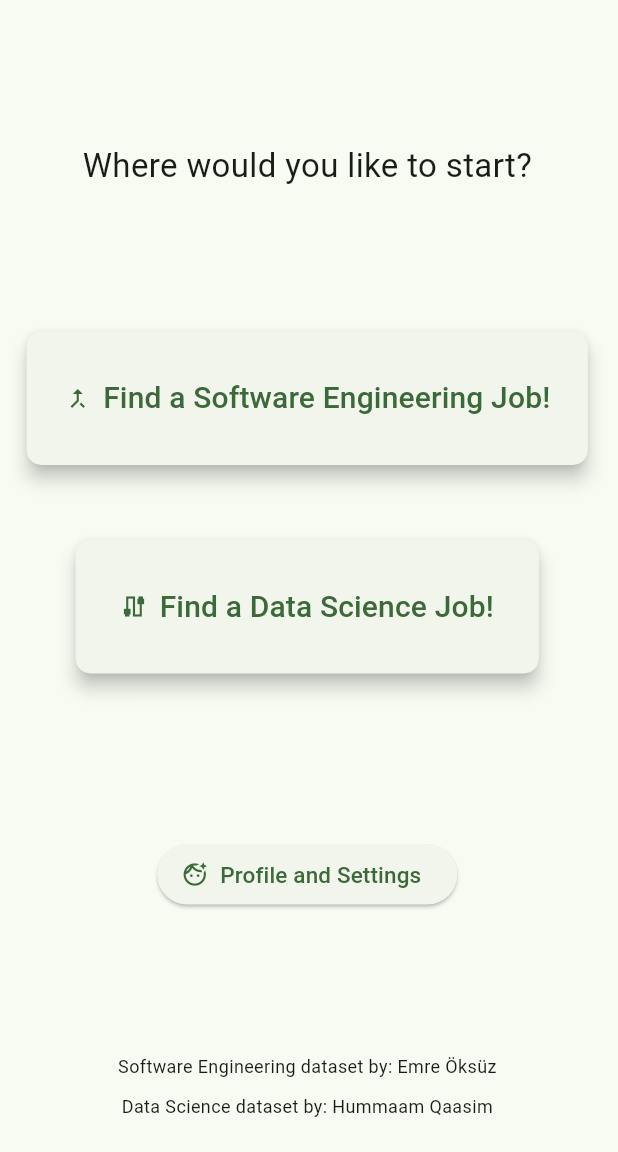
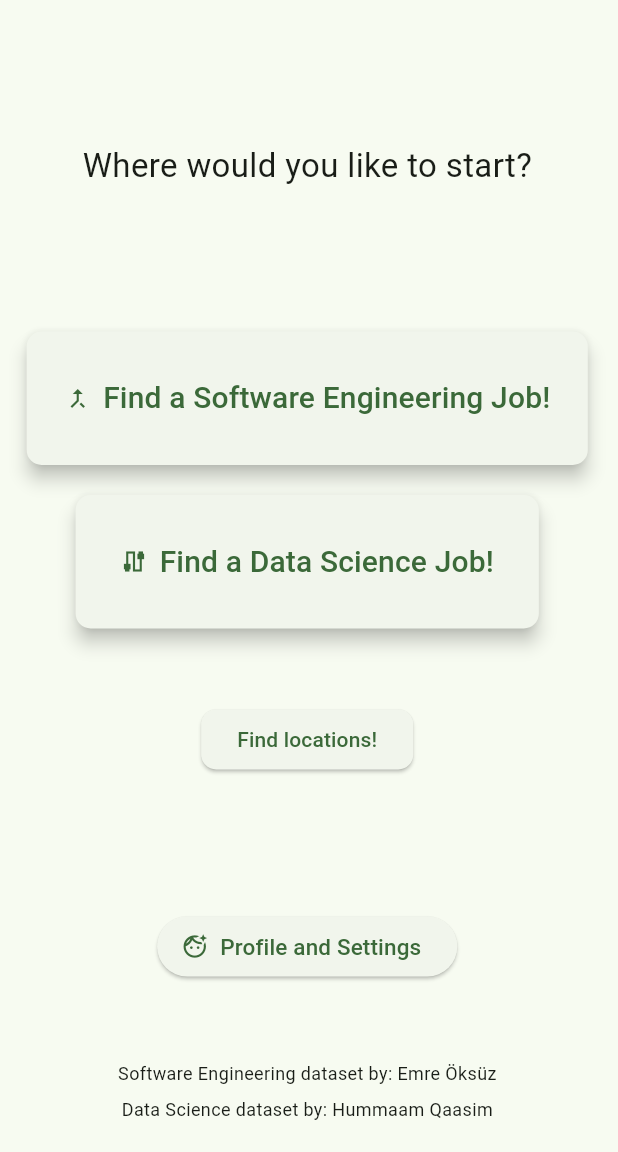
Before and after one commit to juliaetz/jobSearchApp, a Flutter app: the screen it shows after launch, on a phone screen of 412 x 824 dp, the part 84-1236 px from its top. Run offline on Flutter 3.47's test engine with Material 3 defaults, Android fonts, the phone set to English and light mode, and no system bars; our stand-ins replace csv, image_picker.

Commit message:
added another button

```diff
--- a/lib/VIEW/jobHomePage.dart
+++ b/lib/VIEW/jobHomePage.dart
@@ -1,9 +1,15 @@
+import 'package:final_project/PRESENTER/locations_presenter.dart';
+import 'package:final_project/VIEW/jobInfo_component.dart';
+import 'package:final_project/VIEW/locations_component.dart';
 import 'package:flutter/material.dart';
 import 'package:provider/provider.dart';
 import 'package:final_project/VIEW/dataScienceJobsPage.dart';
 import 'package:final_project/VIEW/softwareEngJobsPage.dart';
 import 'package:final_project/VIEW/profile_settings_page.dart';
 import 'package:final_project/VIEW/darkTheme.dart';
+
+import '../PRESENTER/jobInfo_presenter.dart';
+
 
 class JobHomePage extends StatelessWidget {
   JobHomePage({Key? key}) : super(key: key);
@@ -61,7 +67,7 @@ class JobHomePage extends StatelessWidget {
             ),
           ),
 
-          SizedBox(height: 50),
+          SizedBox(height: 20),
 
 
 
@@ -87,7 +93,24 @@ class JobHomePage extends StatelessWidget {
             ),
           ),
 
-          SizedBox(height: 110),
+          SizedBox(height: 50),
+
+
+          // GO TO LOCATIONS PAGE (OR JOB INFO PAGE? WHICHEVER ONE FIRST!)
+          ElevatedButton(
+            onPressed: (){
+              Navigator.push(context, MaterialPageRoute(
+                builder: (context) => LocationsPage(LocationsPresenter(), key: key, title: "Locations"),
+                //builder: (context) => JobInfoPage(JobInfoPresenter(), key: key, title: "Job Information"),
+              ));
+            },
+            child: Text("Find locations!"),
+            style: ElevatedButton.styleFrom(
+              shape: RoundedRectangleBorder(borderRadius: BorderRadius.circular(10)),
+            )
+          ),
+
+          SizedBox(height: 90),
 
 
 
@@ -110,20 +133,20 @@ class JobHomePage extends StatelessWidget {
             ),
           ),
 
-          SizedBox(height: 90),
+          SizedBox(height: 50),
 
 
 
           // DATASET CREDITS
           Padding(
-            padding: EdgeInsets.symmetric(horizontal: 5, vertical: 5),
+            padding: EdgeInsets.symmetric(vertical: 2),
             child: Text(
               "Software Engineering dataset by: Emre Öksüz",
               style: TextStyle(fontSize: 12, fontWeight: FontWeight.w400),
             ),
           ),
           Padding(
-            padding: EdgeInsets.symmetric(horizontal: 5, vertical: 5),
+            padding: EdgeInsets.symmetric(vertical: 5),
             child: Text(
               "Data Science dataset by: Hummaam Qaasim",
               style: TextStyle(fontSize: 12, fontWeight: FontWeight.w400),
--- a/lib/main.dart
+++ b/lib/main.dart
@@ -1,3 +1,5 @@
+import 'package:final_project/PRESENTER/locations_presenter.dart';
+import 'package:final_project/VIEW/locations_component.dart';
 import 'package:flutter/material.dart';
 import 'package:provider/provider.dart';
 import 'package:final_project/VIEW/jobHomePage.dart';
```
